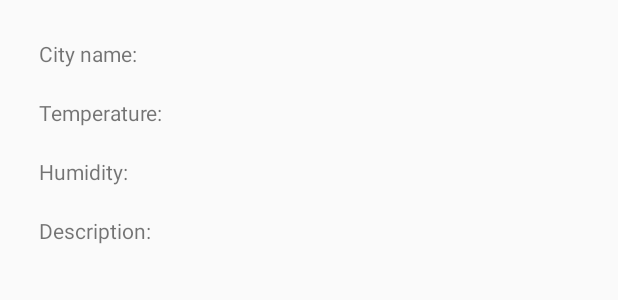
After one commit to krsteforpoviolab/PovioLabTest, an Android app: the layout activity_city_details.xml on its own in the app's theme, with its tools: preview values and no code run, on a phone screen of 412 x 824 dp. The commit adds this screen. Shown: the top 300 px of the screen. Run offline under Robolectric (Android 15) with nearby library versions, the phone set to English and light mode, and no system bars.

Commit message:
Add CityDetailsActivity

```diff
--- /dev/null
+++ b/app/src/main/java/com/poviolab/poviolabtest/activities/CityDetailsActivity.java
@@ -0,0 +1,16 @@
+package com.poviolab.poviolabtest.activities;
+
+import android.os.Bundle;
+import android.support.v7.app.AppCompatActivity;
+
+import com.poviolab.poviolabtest.R;
+
+public class CityDetailsActivity extends AppCompatActivity {
+
+    @Override
+    protected void onCreate(Bundle savedInstanceState) {
+        super.onCreate(savedInstanceState);
+        setContentView(R.layout.activity_city_details);
+
+    }
+}
--- /dev/null
+++ b/app/src/main/res/layout/activity_city_details.xml
@@ -0,0 +1,92 @@
+<LinearLayout xmlns:android="http://schemas.android.com/apk/res/android"
+    android:layout_width="match_parent"
+    android:layout_height="match_parent"
+    android:orientation="vertical"
+    android:padding="@dimen/activity_padding">
+
+    <LinearLayout
+        android:layout_width="match_parent"
+        android:layout_height="wrap_content"
+        android:orientation="horizontal"
+        android:padding="@dimen/linear_layout_padding">
+
+        <TextView
+            android:id="@+id/city_name_label_text_view"
+            android:layout_width="wrap_content"
+            android:layout_height="wrap_content"
+            android:layout_marginRight="@dimen/text_view_right_margin"
+            android:text="@string/city_name" />
+
+        <TextView
+            android:id="@+id/city_name_text_view"
+            android:layout_width="wrap_content"
+            android:layout_height="wrap_content"
+            android:text="" />
+    </LinearLayout>
+
+
+    <LinearLayout
+        android:layout_width="match_parent"
+        android:layout_height="wrap_content"
+        android:orientation="horizontal"
+        android:padding="@dimen/linear_layout_padding">
+
+        <TextView
+            android:id="@+id/temp_label_text_view"
+            android:layout_width="wrap_content"
+            android:layout_height="wrap_content"
+            android:layout_marginRight="@dimen/text_view_right_margin"
+            android:text="@string/temperature" />
+
+        <TextView
+            android:id="@+id/temp_text_view"
+            android:layout_width="wrap_content"
+            android:layout_height="wrap_content"
+            android:text="" />
+    </LinearLayout>
+
+
+    <LinearLayout
+        android:layout_width="match_parent"
+        android:layout_height="wrap_content"
+        android:orientation="horizontal"
+        android:padding="@dimen/linear_layout_padding">
+
+        <TextView
+            android:id="@+id/humidity_label_text_view"
+            android:layout_width="wrap_content"
+            android:layout_height="wrap_content"
+            android:layout_marginRight="@dimen/text_view_right_margin"
+            android:text="@string/humidity" />
+
+        <TextView
+            android:id="@+id/humidity_text_view"
+            android:layout_width="wrap_content"
+            android:layout_height="wrap_content"
+            android:text="" />
+    </LinearLayout>
+
+
+    <LinearLayout
+        android:layout_width="match_parent"
+        android:layout_height="wrap_content"
+        android:orientation="horizontal"
+        android:padding="@dimen/linear_layout_padding">
+
+        <TextView
+            android:id="@+id/description_label_text_view"
+            android:layout_width="wrap_content"
+            android:layout_height="wrap_content"
+            android:layout_marginRight="@dimen/text_view_right_margin"
+            android:text="@string/description" />
+
+        <TextView
+            android:id="@+id/description_text_view"
+            android:layout_width="wrap_content"
+            android:layout_height="wrap_content"
+            android:maxLines="10"
+            android:text="" />
+    </LinearLayout>
+
+
+</LinearLayout>
--- a/app/src/main/res/values/dimens.xml
+++ b/app/src/main/res/values/dimens.xml
@@ -7,4 +7,7 @@
     <dimen name="item_padding">16dp</dimen>
     <dimen name="widget_padding">16dp</dimen>
 
+    <dimen name="linear_layout_padding">10dp</dimen>
+    <dimen name="text_view_right_margin">5dp</dimen>
+
 </resources>
--- a/app/src/main/res/values/strings.xml
+++ b/app/src/main/res/values/strings.xml
@@ -4,6 +4,15 @@
     <string name="hello_world">Hello world!</string>
     <string name="action_settings">Settings</string>
 
+    <!-- Add City -->
     <string name="empty_list">Empty List (please add some cities)</string>
     <string name="add_city">Add city</string>
+    <string name="enter_city_name">Enter city name</string>
+
+    <!-- City Details -->
+    <string name="city_name">City name:</string>
+    <string name="temperature">Temperature:</string>
+    <string name="humidity">Humidity:</string>
+    <string name="description">Description:</string>
+
 </resources>
```
